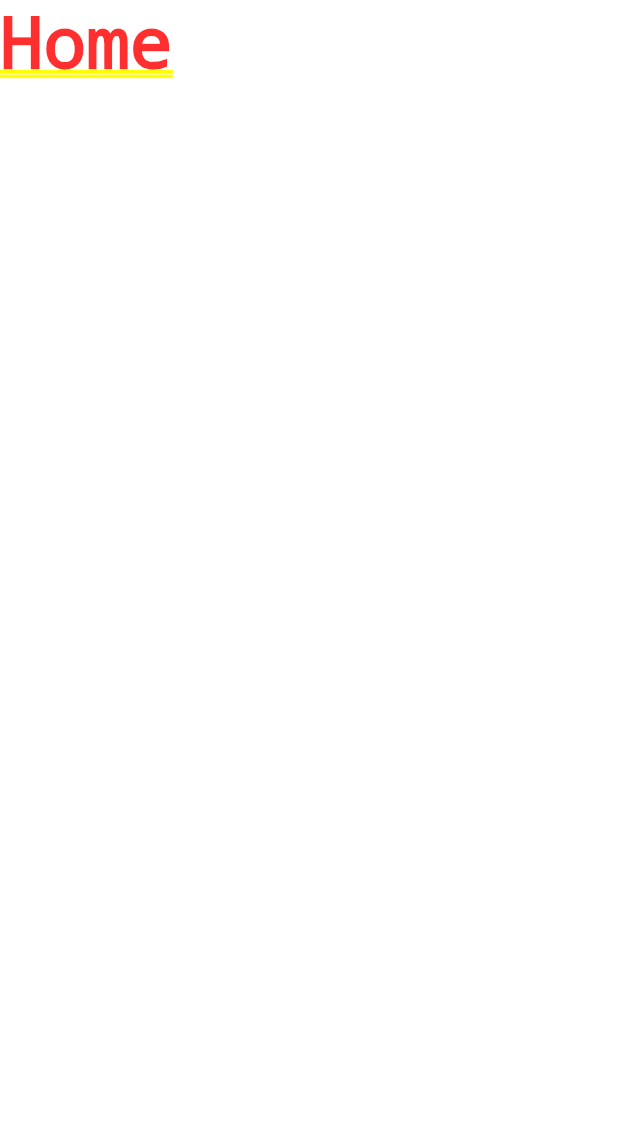
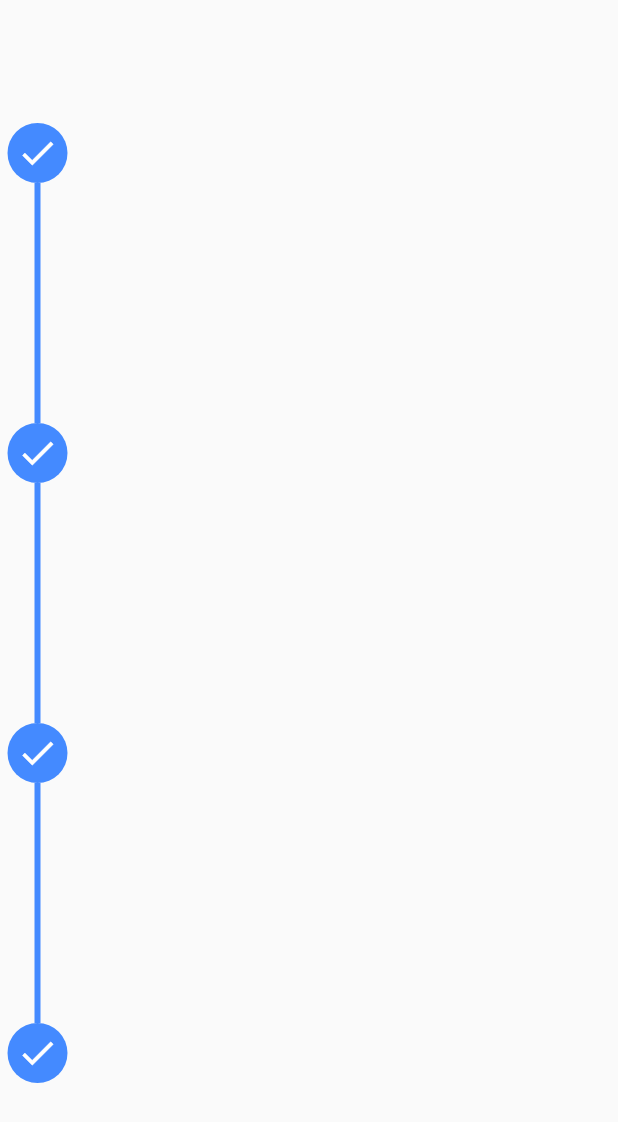
Before and after one commit to jananigel/flutter_timeline, a Flutter app: the screen it shows after launch, on a phone screen of 412 x 824 dp. Shown: the top 1122 px of the screen. Run offline on Flutter 3.47's test engine with Material 2 defaults, Android fonts, the phone set to English and light mode, and no system bars; drawn by our look-alikes of timeline_tile.

Commit message:
feat: add timeline widget

```diff
--- a/lib/pages/home.dart
+++ b/lib/pages/home.dart
@@ -1,12 +1,24 @@
 import 'package:flutter/material.dart';
+import 'package:timeline_tile/timeline_tile.dart';
+import 'package:timeline/widgets/timeline.dart';
 
 class Home extends StatelessWidget {
   const Home({Key? key}) : super(key: key);
 
   @override
   Widget build(BuildContext context) {
-    return Container(
-      child: Text('Home'),
+    return Scaffold(
+      body: Padding(
+        padding: const EdgeInsets.symmetric(horizontal: 5.0, vertical: 2.0),
+        child: ListView(
+          children: [
+            Timeline(isFirst: true, isLast: false, isPast: true),
+            Timeline(isFirst: false, isLast: false, isPast: true),
+            Timeline(isFirst: false, isLast: false, isPast: true),
+            Timeline(isFirst: false, isLast: true, isPast: true),
+          ],
+        ),
+      ),
     );
   }
 }
--- /dev/null
+++ b/lib/widgets/timeline.dart
@@ -0,0 +1,30 @@
+import 'package:flutter/material.dart';
+import 'package:timeline_tile/timeline_tile.dart';
+
+class Timeline extends StatelessWidget {
+
+  final bool isFirst;
+  final bool isLast;
+  final bool isPast;
+
+  const Timeline({ super.key, required this.isFirst, required this.isLast, required this.isPast });
+
+  @override
+  Widget build(BuildContext context) {
+    return SizedBox(
+      height: 200.0,
+      child: TimelineTile(
+        isFirst: isFirst,
+        isLast: isLast,
+        beforeLineStyle: LineStyle(
+          color: Colors.blueAccent,
+        ),
+        indicatorStyle: IndicatorStyle(
+          width: 40.0,
+          color: Colors.blueAccent,
+          iconStyle: IconStyle(iconData: Icons.done, color: Colors.white),
+        ),
+      ),
+    );
+  }
+}
--- a/pubspec.yaml
+++ b/pubspec.yaml
@@ -36,6 +36,7 @@ dependencies:
   # The following adds the Cupertino Icons font to your application.
   # Use with the CupertinoIcons class for iOS style icons.
   cupertino_icons: ^1.0.2
+  timeline_tile: ^2.0.0
 
 dev_dependencies:
   flutter_test:
```
Also changed, not shown: pubspec.lock.
